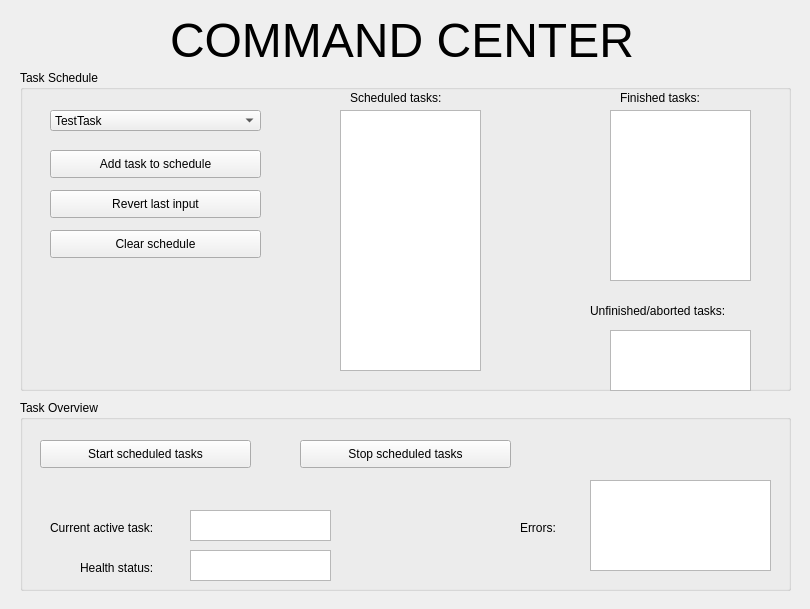
Old version of the form Hanse/CommandCenter/commandcenterform.ui in the repository iti-luebeck/HANSE2011.
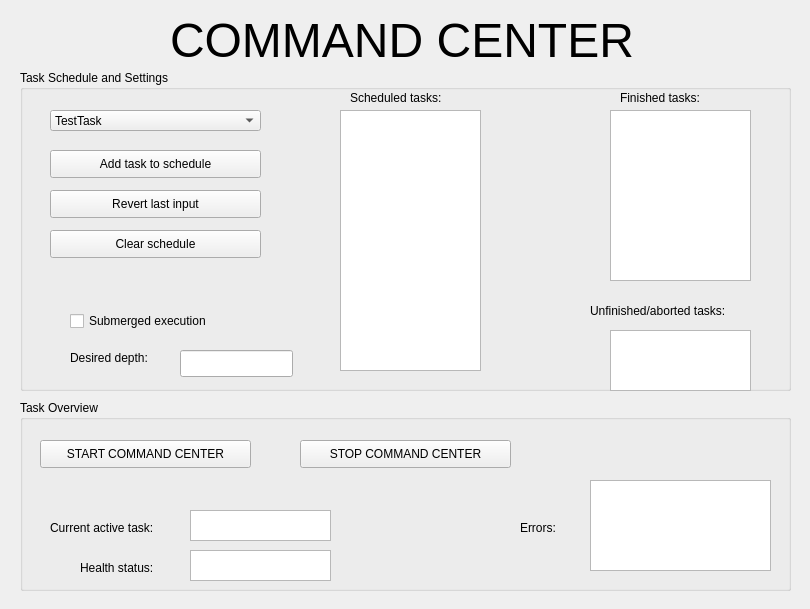
New version of the form.

Commit message: two running command center tasks

```diff
--- a/Hanse/CommandCenter/commandcenterform.ui
+++ b/Hanse/CommandCenter/commandcenterform.ui
@@ -45,7 +45,7 @@
     </rect>
    </property>
    <property name="title">
-    <string>Task Schedule</string>
+    <string>Task Schedule and Settings</string>
    </property>
    <widget class="QComboBox" name="scheduleInput">
     <property name="geometry">
@@ -232,6 +232,42 @@
      <string>Unfinished/aborted tasks:</string>
     </property>
    </widget>
+   <widget class="QCheckBox" name="subBox">
+    <property name="geometry">
+     <rect>
+      <x>50</x>
+      <y>240</y>
+      <width>181</width>
+      <height>22</height>
+     </rect>
+    </property>
+    <property name="text">
+     <string>Submerged execution</string>
+    </property>
+   </widget>
+   <widget class="QLabel" name="label_8">
+    <property name="geometry">
+     <rect>
+      <x>50</x>
+      <y>280</y>
+      <width>131</width>
+      <height>16</height>
+     </rect>
+    </property>
+    <property name="text">
+     <string>Desired depth:</string>
+    </property>
+   </widget>
+   <widget class="QLineEdit" name="depthInput">
+    <property name="geometry">
+     <rect>
+      <x>160</x>
+      <y>280</y>
+      <width>113</width>
+      <height>27</height>
+     </rect>
+    </property>
+   </widget>
   </widget>
   <widget class="QGroupBox" name="groupBox_2">
    <property name="geometry">
@@ -255,7 +291,7 @@
      </rect>
     </property>
     <property name="text">
-     <string>Start scheduled tasks</string>
+     <string>START COMMAND CENTER</string>
     </property>
    </widget>
    <widget class="QLabel" name="label_3">
@@ -281,7 +317,7 @@
      </rect>
     </property>
     <property name="text">
-     <string>Stop scheduled tasks</string>
+     <string>STOP COMMAND CENTER</string>
     </property>
    </widget>
    <widget class="QTextBrowser" name="activeOutput">
```
The commit also changes 14 other files.
